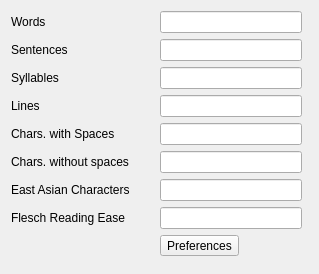
KDE/calligra, file words/part/dockers/KWStatisticsDocker.ui: the form before one commit.
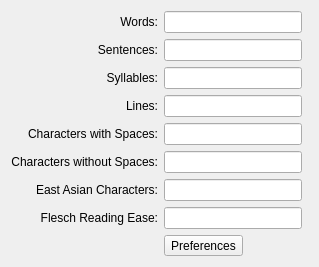
The form after the commit.

Commit message:
Make it not crash and remove the old dialog
Great work so far Shreya ! :)

```diff
--- a/words/part/dockers/KWStatisticsDocker.ui
+++ b/words/part/dockers/KWStatisticsDocker.ui
@@ -7,7 +7,7 @@
     <x>0</x>
     <y>0</y>
     <width>319</width>
-    <height>274</height>
+    <height>248</height>
    </rect>
   </property>
   <layout class="QGridLayout" name="gridLayout">
@@ -29,33 +29,48 @@
      <property name="text">
       <string/>
      </property>
+     <property name="readOnly">
+      <bool>false</bool>
+     </property>
     </widget>
    </item>
    <item row="0" column="0">
     <widget class="QLabel" name="Words">
      <property name="text">
-      <string>Words</string>
+      <string>Words:</string>
+     </property>
+     <property name="alignment">
+      <set>Qt::AlignRight|Qt::AlignTrailing|Qt::AlignVCenter</set>
      </property>
     </widget>
    </item>
    <item row="1" column="0">
     <widget class="QLabel" name="Sentences">
      <property name="text">
-      <string>Sentences</string>
+      <string>Sentences:</string>
+     </property>
+     <property name="alignment">
+      <set>Qt::AlignRight|Qt::AlignTrailing|Qt::AlignVCenter</set>
      </property>
     </widget>
    </item>
    <item row="2" column="0">
     <widget class="QLabel" name="Syllables">
      <property name="text">
-      <string>Syllables</string>
+      <string>Syllables:</string>
+     </property>
+     <property name="alignment">
+      <set>Qt::AlignRight|Qt::AlignTrailing|Qt::AlignVCenter</set>
      </property>
     </widget>
    </item>
    <item row="3" column="0">
     <widget class="QLabel" name="Lines">
      <property name="text">
-      <string>Lines</string>
+      <string>Lines:</string>
+     </property>
+     <property name="alignment">
+      <set>Qt::AlignRight|Qt::AlignTrailing|Qt::AlignVCenter</set>
      </property>
     </widget>
    </item>
@@ -80,21 +95,30 @@
    <item row="4" column="0">
     <widget class="QLabel" name="spaces">
      <property name="text">
-      <string>Chars. with Spaces</string>
+      <string>Characters with Spaces:</string>
+     </property>
+     <property name="alignment">
+      <set>Qt::AlignRight|Qt::AlignTrailing|Qt::AlignVCenter</set>
      </property>
     </widget>
    </item>
    <item row="5" column="0">
     <widget class="QLabel" name="nospaces">
      <property name="text">
-      <string>Chars. without spaces</string>
+      <string>Characters without Spaces:</string>
+     </property>
+     <property name="alignment">
+      <set>Qt::AlignRight|Qt::AlignTrailing|Qt::AlignVCenter</set>
      </property>
     </widget>
    </item>
    <item row="6" column="0">
     <widget class="QLabel" name="cjkchars">
      <property name="text">
-      <string>East Asian Characters</string>
+      <string>East Asian Characters:</string>
+     </property>
+     <property name="alignment">
+      <set>Qt::AlignRight|Qt::AlignTrailing|Qt::AlignVCenter</set>
      </property>
     </widget>
    </item>
@@ -104,23 +128,13 @@
    <item row="7" column="0">
     <widget class="QLabel" name="flesch">
      <property name="text">
-      <string>Flesch Reading Ease</string>
+      <string>Flesch Reading Ease:</string>
+     </property>
+     <property name="alignment">
+      <set>Qt::AlignRight|Qt::AlignTrailing|Qt::AlignVCenter</set>
      </property>
     </widget>
    </item>
-   <item row="12" column="0">
-    <spacer name="horizontalSpacer">
-     <property name="orientation">
-      <enum>Qt::Horizontal</enum>
-     </property>
-     <property name="sizeHint" stdset="0">
-      <size>
-       <width>40</width>
-       <height>20</height>
-      </size>
-     </property>
-    </spacer>
-   </item>
    <item row="12" column="1">
     <widget class="QToolButton" name="preferences">
      <property name="text">
```
The commit also changes 7 other files.
